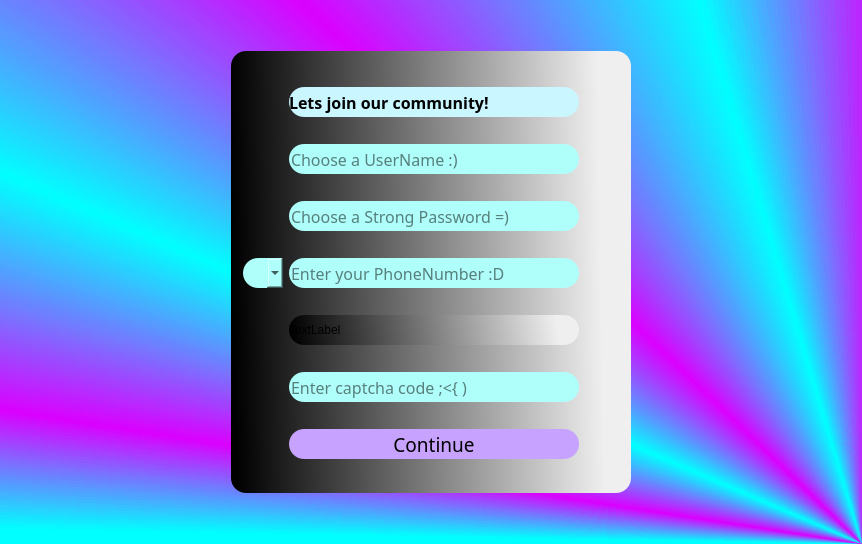
Old version of the form signup.ui in the repository Abeh995/JobVista.
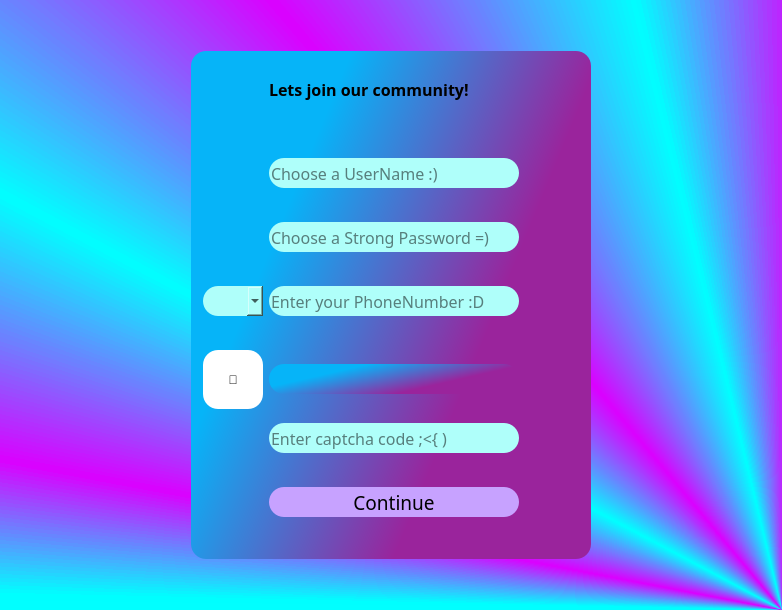
New version of the form.

The edit to the form file:
```diff
--- a/signup.ui
+++ b/signup.ui
@@ -6,8 +6,8 @@
    <rect>
     <x>0</x>
     <y>0</y>
-    <width>862</width>
-    <height>544</height>
+    <width>782</width>
+    <height>610</height>
    </rect>
   </property>
   <property name="windowTitle">
@@ -43,14 +43,71 @@
      </property>
      <property name="styleSheet">
       <string notr="true">border-radius: 15px;
-background-color: qlineargradient(spread:pad, x1:0, y1:0.222, x2:0.920455, y2:0.205, stop:0 rgba(0, 0, 0, 255), stop:1 rgba(239, 239, 239, 255));</string>
+background-color: qlineargradient(spread:pad, x1:0.702385, y1:0.625, x2:0.106231, y2:0.313, stop:0 rgba(154, 36, 156, 255), stop:0.826923 rgba(6, 180, 248, 255));</string>
      </property>
      <property name="title">
       <string/>
      </property>
      <layout class="QGridLayout" name="gridLayout_3">
-      <item row="3" column="0">
-       <widget class="QComboBox" name="comboBox">
+      <item row="8" column="1">
+       <widget class="QLabel" name="label_captcha">
+        <property name="sizePolicy">
+         <sizepolicy hsizetype="Preferred" vsizetype="Fixed">
+          <horstretch>0</horstretch>
+          <verstretch>0</verstretch>
+         </sizepolicy>
+        </property>
+        <property name="minimumSize">
+         <size>
+          <width>0</width>
+          <height>30</height>
+         </size>
+        </property>
+        <property name="text">
+         <string/>
+        </property>
+       </widget>
+      </item>
+      <item row="10" column="1">
+       <spacer name="verticalSpacer_7">
+        <property name="orientation">
+         <enum>Qt::Vertical</enum>
+        </property>
+        <property name="sizeType">
+         <enum>QSizePolicy::Fixed</enum>
+        </property>
+        <property name="sizeHint" stdset="0">
+         <size>
+          <width>20</width>
+          <height>20</height>
+         </size>
+        </property>
+       </spacer>
+      </item>
+      <item row="3" column="1">
+       <spacer name="verticalSpacer">
+        <property name="orientation">
+         <enum>Qt::Vertical</enum>
+        </property>
+        <property name="sizeType">
+         <enum>QSizePolicy::Fixed</enum>
+        </property>
+        <property name="sizeHint" stdset="0">
+         <size>
+          <width>20</width>
+          <height>20</height>
+         </size>
+        </property>
+       </spacer>
+      </item>
+      <item row="11" column="1">
+       <widget class="QPushButton" name="pushButton_continue">
+        <property name="sizePolicy">
+         <sizepolicy hsizetype="Preferred" vsizetype="Fixed">
+          <horstretch>0</horstretch>
+          <verstretch>0</verstretch>
+         </sizepolicy>
+        </property>
         <property name="minimumSize">
          <size>
           <width>0</width>
@@ -59,33 +116,48 @@
         </property>
         <property name="maximumSize">
          <size>
-          <width>40</width>
+          <width>16777215</width>
           <height>16777215</height>
          </size>
         </property>
         <property name="font">
          <font>
-          <family>Pristina</family>
-          <pointsize>12</pointsize>
+          <family>Bradley Hand ITC</family>
+          <pointsize>14</pointsize>
          </font>
         </property>
         <property name="styleSheet">
-         <string notr="true">QComboBox:hover{
+         <string notr="true">QPushButton:hover{
 	background-color: qradialgradient(spread:reflect, cx:0.5, cy:0.5, radius:0.5, fx:0.5, fy:0.5, stop:0 rgba(0, 0, 0, 56), stop:1 rgba(120, 255, 244, 255));
 }
-QComboBox{
+QPushButton{
 	
 	border-radius: 15px;
-	background-color: rgb(175, 255, 250);
-}
-QComboBox:Items{
-	background-color: rgb(175, 255, 250);
-
+	background-color: rgb(199, 162, 255);
 }</string>
         </property>
+        <property name="text">
+         <string>Continue</string>
+        </property>
        </widget>
       </item>
-      <item row="2" column="1">
+      <item row="12" column="1">
+       <spacer name="verticalSpacer_8">
+        <property name="orientation">
+         <enum>Qt::Vertical</enum>
+        </property>
+        <property name="sizeType">
+         <enum>QSizePolicy::Fixed</enum>
+        </property>
+        <property name="sizeHint" stdset="0">
+         <size>
+          <width>20</width>
+          <height>20</height>
+         </size>
+        </property>
+       </spacer>
+      </item>
+      <item row="4" column="1">
        <widget class="QLineEdit" name="lineEdit_password">
         <property name="sizePolicy">
          <sizepolicy hsizetype="Preferred" vsizetype="Fixed">
@@ -120,7 +192,7 @@
         </property>
        </widget>
       </item>
-      <item row="3" column="1">
+      <item row="6" column="1">
        <widget class="QLineEdit" name="lineEdit_phonenumber">
         <property name="sizePolicy">
          <sizepolicy hsizetype="Preferred" vsizetype="Fixed">
@@ -155,48 +227,7 @@
         </property>
        </widget>
       </item>
-      <item row="1" column="1">
-       <widget class="QLineEdit" name="lineEdit_username">
-        <property name="sizePolicy">
-         <sizepolicy hsizetype="Preferred" vsizetype="Fixed">
-          <horstretch>0</horstretch>
-          <verstretch>0</verstretch>
-         </sizepolicy>
-        </property>
-        <property name="minimumSize">
-         <size>
-          <width>0</width>
-          <height>30</height>
-         </size>
-        </property>
-        <property name="maximumSize">
-         <size>
-          <width>16777215</width>
-          <height>16777215</height>
-         </size>
-        </property>
-        <property name="font">
-         <font>
-          <family>Pristina</family>
-          <pointsize>12</pointsize>
-         </font>
-        </property>
-        <property name="styleSheet">
-         <string notr="true">QLineEdit:hover{
-	background-color: qradialgradient(spread:reflect, cx:0.5, cy:0.5, radius:0.5, fx:0.5, fy:0.5, stop:0 rgba(0, 0, 0, 56), stop:1 rgba(120, 255, 244, 255));
-}
-QLineEdit{
-	
-	border-radius: 15px;
-	background-color: rgb(175, 255, 250);
-}</string>
-        </property>
-        <property name="placeholderText">
-         <string>Choose a UserName :)</string>
-        </property>
-       </widget>
-      </item>
-      <item row="5" column="1">
+      <item row="9" column="1">
        <widget class="QLineEdit" name="lineEdit_captch">
         <property name="sizePolicy">
          <sizepolicy hsizetype="Preferred" vsizetype="Fixed">
@@ -231,22 +262,6 @@
         </property>
        </widget>
       </item>
-      <item row="3" column="2">
-       <spacer name="horizontalSpacer_3">
-        <property name="orientation">
-         <enum>Qt::Horizontal</enum>
-        </property>
-        <property name="sizeType">
-         <enum>QSizePolicy::Fixed</enum>
-        </property>
-        <property name="sizeHint" stdset="0">
-         <size>
-          <width>40</width>
-          <height>20</height>
-         </size>
-        </property>
-       </spacer>
-      </item>
       <item row="0" column="1">
        <widget class="QLabel" name="label_title">
         <property name="sizePolicy">
@@ -282,7 +297,7 @@
          </font>
         </property>
         <property name="styleSheet">
-         <string notr="true">background-color: rgb(201, 246, 255);
+         <string notr="true">background-color: qlineargradient(spread:pad, x1:0, y1:0, x2:1, y2:0, stop:0 rgba(0, 0, 0, 0), stop:1 rgba(255, 255, 255, 0));
 </string>
         </property>
         <property name="text">
@@ -290,27 +305,8 @@
         </property>
        </widget>
       </item>
-      <item row="4" column="1">
-       <widget class="QLabel" name="label_captch">
-        <property name="sizePolicy">
-         <sizepolicy hsizetype="Preferred" vsizetype="Fixed">
-          <horstretch>0</horstretch>
-          <verstretch>0</verstretch>
-         </sizepolicy>
-        </property>
-        <property name="minimumSize">
-         <size>
-          <width>0</width>
-          <height>30</height>
-         </size>
-        </property>
-        <property name="text">
-         <string>TextLabel</string>
-        </property>
-       </widget>
-      </item>
-      <item row="6" column="1">
-       <widget class="QPushButton" name="pushButton_continue">
+      <item row="2" column="1">
+       <widget class="QLineEdit" name="lineEdit_username">
         <property name="sizePolicy">
          <sizepolicy hsizetype="Preferred" vsizetype="Fixed">
           <horstretch>0</horstretch>
@@ -331,22 +327,194 @@
         </property>
         <property name="font">
          <font>
-          <family>Bradley Hand ITC</family>
-          <pointsize>14</pointsize>
+          <family>Pristina</family>
+          <pointsize>12</pointsize>
          </font>
         </property>
         <property name="styleSheet">
-         <string notr="true">QPushButton:hover{
+         <string notr="true">QLineEdit:hover{
 	background-color: qradialgradient(spread:reflect, cx:0.5, cy:0.5, radius:0.5, fx:0.5, fy:0.5, stop:0 rgba(0, 0, 0, 56), stop:1 rgba(120, 255, 244, 255));
 }
-QPushButton{
+QLineEdit{
 	
 	border-radius: 15px;
-	background-color: rgb(199, 162, 255);
+	background-color: rgb(175, 255, 250);
 }</string>
+        </property>
+        <property name="placeholderText">
+         <string>Choose a UserName :)</string>
+        </property>
+       </widget>
+      </item>
+      <item row="5" column="1">
+       <spacer name="verticalSpacer_4">
+        <property name="orientation">
+         <enum>Qt::Vertical</enum>
+        </property>
+        <property name="sizeType">
+         <enum>QSizePolicy::Fixed</enum>
+        </property>
+        <property name="sizeHint" stdset="0">
+         <size>
+          <width>20</width>
+          <height>20</height>
+         </size>
+        </property>
+       </spacer>
+      </item>
+      <item row="6" column="0">
+       <widget class="QComboBox" name="comboBox">
+        <property name="sizePolicy">
+         <sizepolicy hsizetype="Preferred" vsizetype="Fixed">
+          <horstretch>0</horstretch>
+          <verstretch>0</verstretch>
+         </sizepolicy>
+        </property>
+        <property name="minimumSize">
+         <size>
+          <width>60</width>
+          <height>30</height>
+         </size>
+        </property>
+        <property name="maximumSize">
+         <size>
+          <width>40</width>
+          <height>16777215</height>
+         </size>
+        </property>
+        <property name="font">
+         <font>
+          <family>Pristina</family>
+          <pointsize>12</pointsize>
+         </font>
+        </property>
+        <property name="styleSheet">
+         <string notr="true">QComboBox:hover{
+	background-color: qradialgradient(spread:reflect, cx:0.5, cy:0.5, radius:0.5, fx:0.5, fy:0.5, stop:0 rgba(0, 0, 0, 56), stop:1 rgba(120, 255, 244, 255));
+}
+QComboBox{
+	
+	border-radius: 15px;
+	background-color: rgb(175, 255, 250);
+}
+QComboBox:Items{
+	background-color: rgb(175, 255, 250);
+
+}</string>
+        </property>
+        <item>
+         <property name="text">
+          <string/>
+         </property>
+        </item>
+        <item>
+         <property name="text">
+          <string>+54</string>
+         </property>
+        </item>
+        <item>
+         <property name="text">
+          <string>+61</string>
+         </property>
+        </item>
+        <item>
+         <property name="text">
+          <string>+55</string>
+         </property>
+        </item>
+        <item>
+         <property name="text">
+          <string>+57</string>
+         </property>
+        </item>
+        <item>
+         <property name="text">
+          <string>+33</string>
+         </property>
+        </item>
+        <item>
+         <property name="text">
+          <string>+49</string>
+         </property>
+        </item>
+        <item>
+         <property name="text">
+          <string>+91</string>
+         </property>
+        </item>
+        <item>
+         <property name="text">
+          <string>+98</string>
+         </property>
+        </item>
+        <item>
+         <property name="text">
+          <string>+1</string>
+         </property>
+        </item>
+       </widget>
+      </item>
+      <item row="6" column="2">
+       <spacer name="horizontalSpacer_3">
+        <property name="orientation">
+         <enum>Qt::Horizontal</enum>
+        </property>
+        <property name="sizeType">
+         <enum>QSizePolicy::Fixed</enum>
+        </property>
+        <property name="sizeHint" stdset="0">
+         <size>
+          <width>60</width>
+          <height>20</height>
+         </size>
+        </property>
+       </spacer>
+      </item>
+      <item row="7" column="1">
+       <spacer name="verticalSpacer_5">
+        <property name="orientation">
+         <enum>Qt::Vertical</enum>
+        </property>
+        <property name="sizeType">
+         <enum>QSizePolicy::Fixed</enum>
+        </property>
+        <property name="sizeHint" stdset="0">
+         <size>
+          <width>20</width>
+          <height>20</height>
+         </size>
+        </property>
+       </spacer>
+      </item>
+      <item row="1" column="1">
+       <spacer name="verticalSpacer_6">
+        <property name="orientation">
+         <enum>Qt::Vertical</enum>
+        </property>
+        <property name="sizeType">
+         <enum>QSizePolicy::Fixed</enum>
+        </property>
+        <property name="sizeHint" stdset="0">
+         <size>
+          <width>20</width>
+          <height>40</height>
+         </size>
+        </property>
+       </spacer>
+      </item>
+      <item row="8" column="0">
+       <widget class="QPushButton" name="pushButton_Recaptcha">
+        <property name="minimumSize">
+         <size>
+          <width>0</width>
+          <height>59</height>
+         </size>
+        </property>
+        <property name="styleSheet">
+         <string notr="true">background-color: rgb(255, 255, 255);</string>
         </property>
         <property name="text">
-         <string>Continue</string>
+         <string>🔄️</string>
         </property>
        </widget>
       </item>
```
